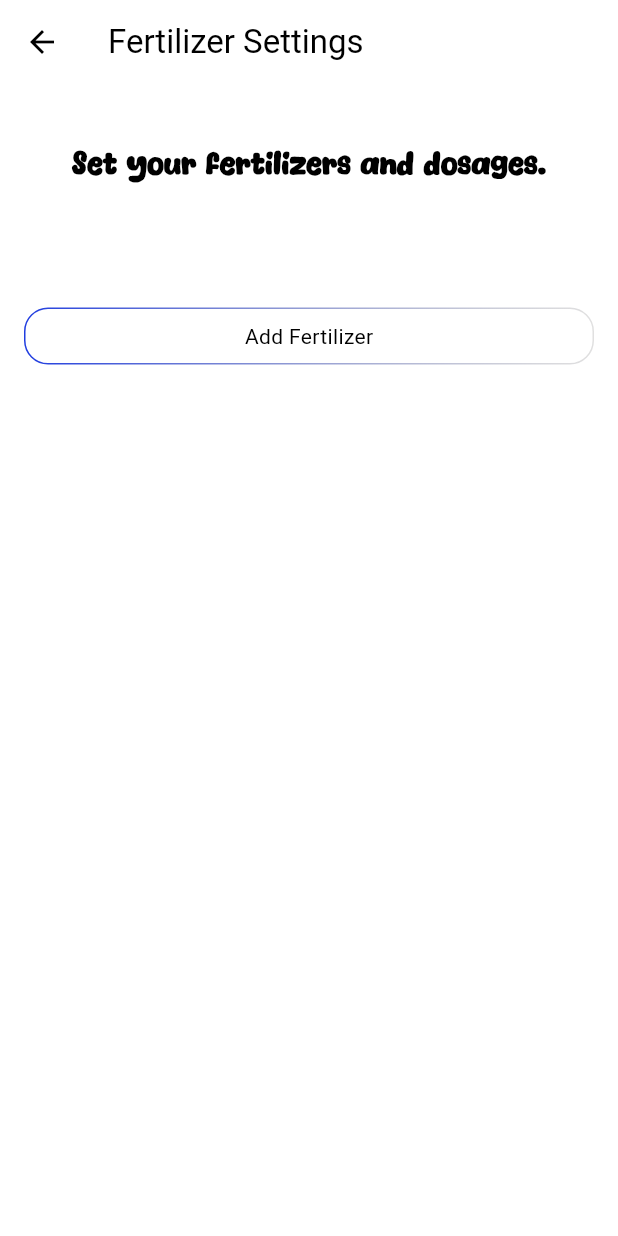
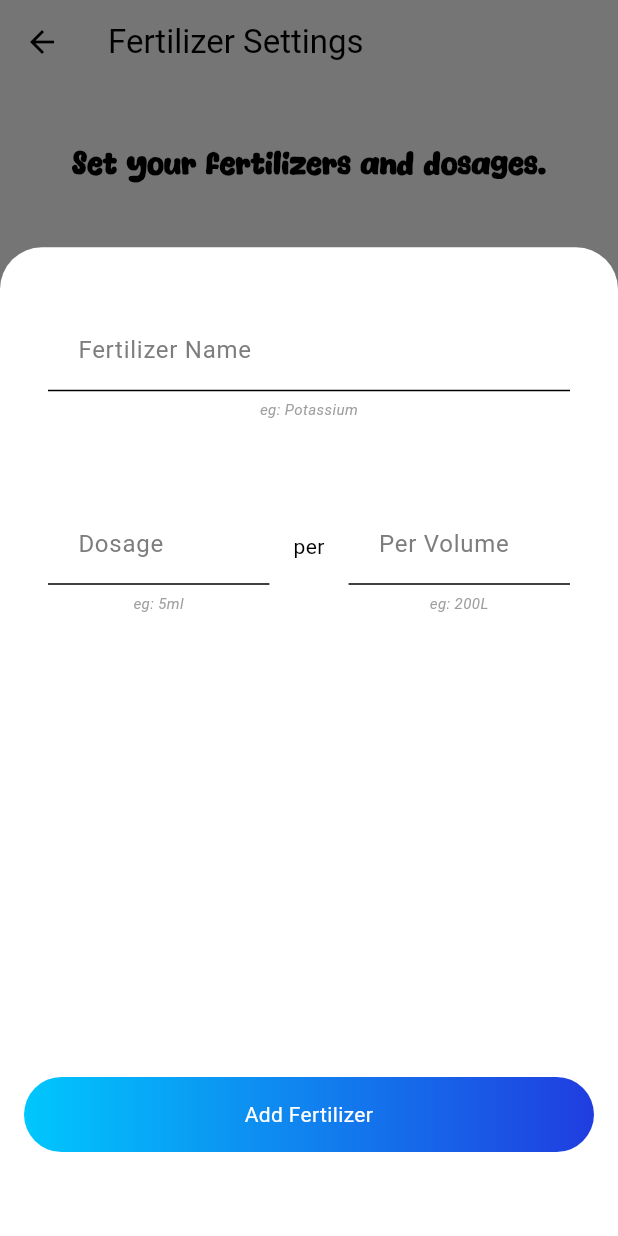
Before and after one commit to DisNetDev/fishroom, a Flutter app: the FertilizerSettings screen opened directly, after a tap on "Add Fertilizer", on a phone screen of 412 x 824 dp. Run offline on Flutter 3.47's test engine with Material 3 defaults, Android fonts, the light colour scheme and no system bars; drawn by our look-alikes of sentry_flutter, toastification; our stand-ins replace cached_network_image, fl_chart, flutter_bloc, flutter_dotenv, flutter_image_compress, flutter_keyboard_visibility and 15 more; missing offline and left inert: supabase_auth_ui; accounts and stored records are empty.

Commit message:
fertilizer base

```diff
--- /dev/null
+++ b/lib/features/fertilizers/usecases/show_fertilizer_modal.dart
@@ -0,0 +1,20 @@
+import 'package:flutter/material.dart';
+
+import '../models/fertilizer.dart';
+import '../widgets/fertilizer_modal.dart';
+
+showFertilizerModal(BuildContext context,
+    {Fertilizer? fertilizer, required Function(Fertilizer) onAdd}) {
+  showModalBottomSheet(
+    isDismissible: true,
+    enableDrag: true,
+    scrollControlDisabledMaxHeightRatio: 0.8,
+    context: context,
+    builder: (context) => FertilizerModal(
+      fertilizer: fertilizer,
+      onAdd: (fertilizer) {
+        onAdd(fertilizer);
+      },
+    ),
+  );
+}
--- a/lib/features/fertilizers/views/fertilizer_settings.dart
+++ b/lib/features/fertilizers/views/fertilizer_settings.dart
@@ -1,13 +1,16 @@
 import 'package:fishroom/core/constants.dart';
 import 'package:fishroom/core/widgets/custom_background.dart';
 import 'package:fishroom/core/widgets/root_sliver_app_bar.dart';
+import 'package:fishroom/features/fertilizers/widgets/fertilizer_settings_widget.dart';
 import 'package:flutter/material.dart';
 import 'package:flutter_bloc/flutter_bloc.dart';
 import 'package:gap/gap.dart';
 import 'package:gradient_borders/box_borders/gradient_box_border.dart';
+import 'package:uuid/uuid.dart';
 
 import '../../app/cubit/app_cubit.dart';
 import '../models/fertilizer.dart';
+import '../usecases/show_fertilizer_modal.dart';
 import '../widgets/fertilizer_modal.dart';
 
 class FertilizerSettings extends StatefulWidget {
@@ -48,24 +51,23 @@ class _FertilizerSettingsState extends State<FertilizerSettings> {
                     style: kHeadingTextStyle, textAlign: TextAlign.center),
                 Gap(40),
                 for (Fertilizer fertilizer in fertilizers)
-                  ListTile(
-                    leading: Icon(Icons.water_drop),
-                    trailing: Icon(Icons.edit),
-                    title: Text(fertilizer.name),
-                    subtitle: Text(
-                        "${fertilizer.dosage} per ${fertilizer.perVolume}"),
-                    onTap: () {
-                      showModalBottomSheet(
-                        context: context,
-                        builder: (context) => FertilizerModal(
-                          onAdd: (fertilizer) {},
-                        ),
-                      );
-                    },
+                  FertilizerSettingsWidget(
+                    fertilizer: fertilizer,
+                    onTap: () => showFertilizerModal(
+                      context,
+                      fertilizer: fertilizer,
+                      onAdd: _onAddFertilizer,
+                    ),
+                    onDismissed: () => _onRemovedFertilizer(fertilizer),
                   ),
                 Gap(40),
                 GestureDetector(
-                  onTap: () {},
+                  onTap: () {
+                    showFertilizerModal(
+                      context,
+                      onAdd: _onAddFertilizer,
+                    );
+                  },
                   child: Container(
                     alignment: Alignment.center,
                     padding: EdgeInsets.all(8),
@@ -84,17 +86,21 @@ class _FertilizerSettingsState extends State<FertilizerSettings> {
     );
   }
 
-  _showFertilizerModal(Fertilizer fertilizer) {
-    showModalBottomSheet(
-      isDismissible: true,
-      enableDrag: true,
-      scrollControlDisabledMaxHeightRatio: 0.8,
-      context: context,
-      builder: (context) => FertilizerModal(
-        onAdd: (fertilizer) {
-          setState(() => fertilizers.add(fertilizer));
-        },
-      ),
-    );
+  _onRemovedFertilizer(Fertilizer fertilizer) {
+    setState(() {
+      fertilizers.removeWhere((element) => element.id == fertilizer.id);
+    });
+  }
+
+  _onAddFertilizer(fertilizer) {
+    setState(() {
+      int indexOf =
+          fertilizers.indexWhere((element) => element.id == fertilizer.id);
+      if (indexOf != -1) {
+        fertilizers[indexOf] = fertilizer;
+      } else {
+        fertilizers.add(fertilizer);
+      }
+    });
   }
 }
--- a/lib/features/fertilizers/widgets/fertilizer_modal.dart
+++ b/lib/features/fertilizers/widgets/fertilizer_modal.dart
@@ -8,17 +8,24 @@ import '../../../core/widgets/custom_button.dart';
 import '../models/fertilizer.dart';
 
 class FertilizerModal extends StatefulWidget {
-  const FertilizerModal({super.key, required this.onAdd});
+  const FertilizerModal({super.key, required this.onAdd, this.fertilizer});
 
   final Function(Fertilizer fertilizer) onAdd;
+  final Fertilizer? fertilizer;
 
   @override
   State<FertilizerModal> createState() => _FertilizerModalState();
 }
 
 class _FertilizerModalState extends State<FertilizerModal> {
-  Fertilizer fertilizer =
-      Fertilizer(name: "", dosage: "", perVolume: "", id: Uuid().v4());
+  late Fertilizer fertilizer;
+
+  @override
+  void initState() {
+    fertilizer = widget.fertilizer ??
+        Fertilizer(name: "", dosage: "", perVolume: "", id: Uuid().v4());
+    super.initState();
+  }
 
   @override
   Widget build(BuildContext context) {
@@ -30,6 +37,7 @@ class _FertilizerModalState extends State<FertilizerModal> {
         children: [
           Gap(10),
           TextInput(
+            initialValue: fertilizer.name,
             label: Text("Fertilizer Name"),
             exampleText: "eg: Potassium",
             onChanged: (value) => setState(
@@ -41,6 +49,7 @@ class _FertilizerModalState extends State<FertilizerModal> {
             children: [
               Expanded(
                 child: TextInput(
+                  initialValue: fertilizer.dosage,
                   exampleText: "eg: 5ml",
                   label: Text("Dosage"),
                   onChanged: (value) => setState(
@@ -51,6 +60,7 @@ class _FertilizerModalState extends State<FertilizerModal> {
               Text("per"),
               Expanded(
                 child: TextInput(
+                  initialValue: fertilizer.perVolume,
                   exampleText: "eg: 200L",
                   label: Text("Per Volume"),
                   onChanged: (value) => setState(
@@ -66,7 +76,9 @@ class _FertilizerModalState extends State<FertilizerModal> {
               widget.onAdd(fertilizer);
               navPop(context);
             },
-            text: "Add Fertilizer",
+            text: widget.fertilizer != null
+                ? "Edit Fertilizer"
+                : "Add Fertilizer",
           ),
           Gap(40),
         ],
```
Also changed, not shown: lib/features/fertilizers/widgets/fertilizer_settings_widget.dart (added, +28 -0 lines).
